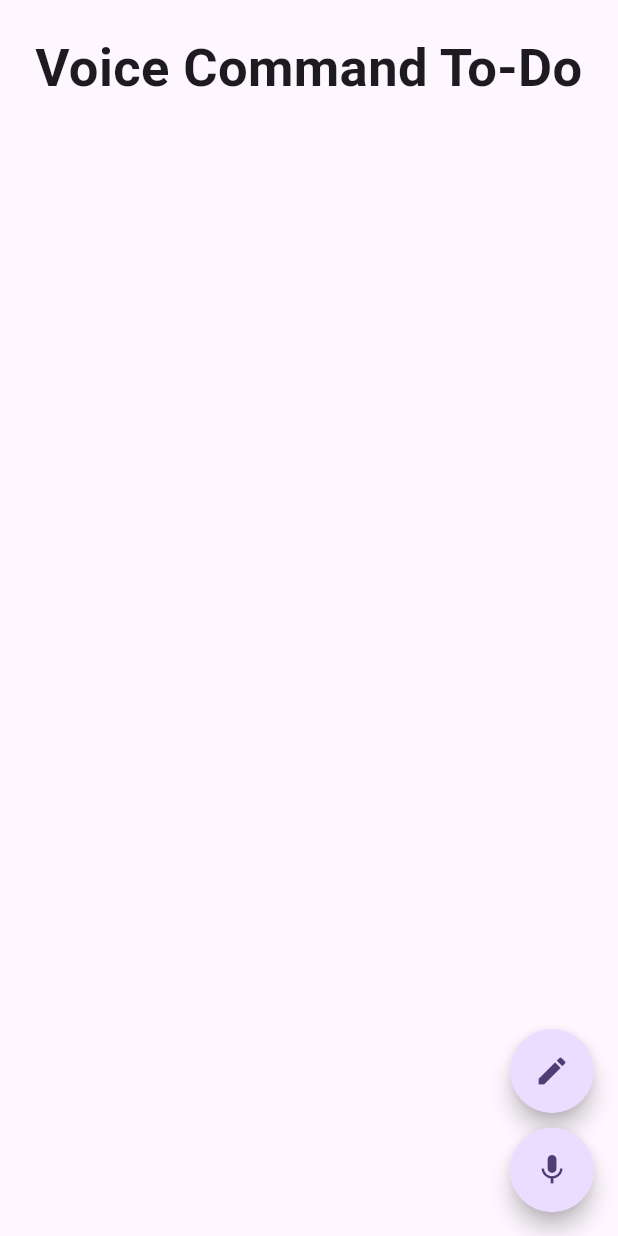
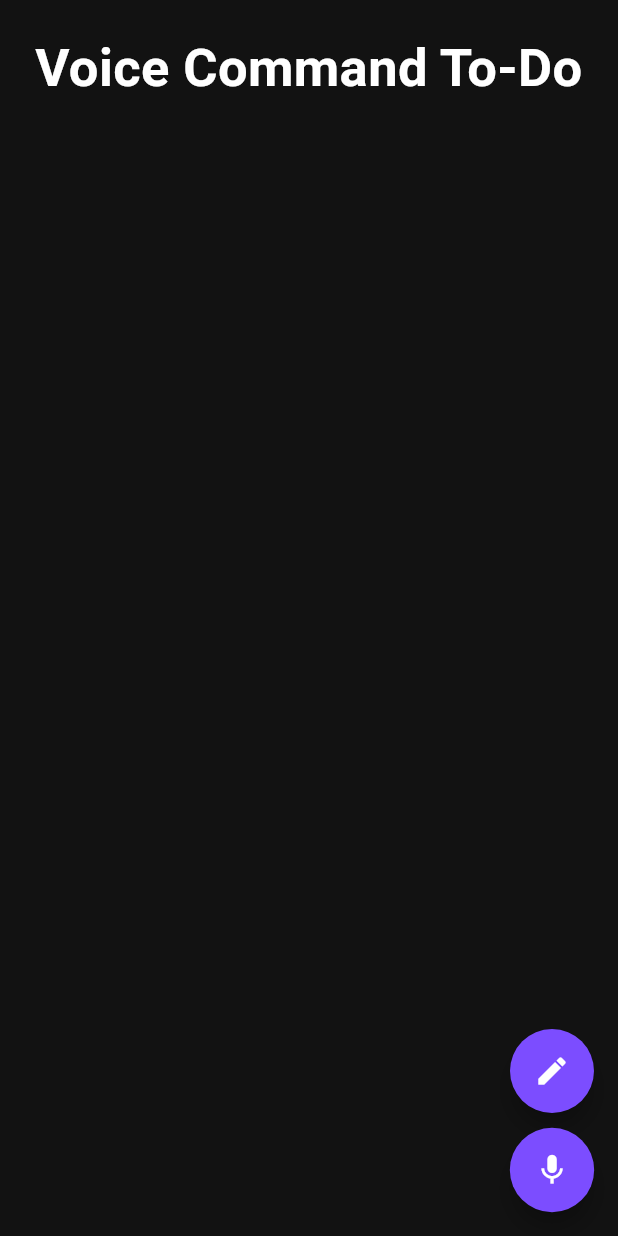
Before and after one commit to HusnaJaved241/voice_command_todo, a Flutter app: the screen it shows after launch, after a tap on the "mic" icon, on a phone screen of 412 x 824 dp. Run offline on Flutter 3.47's test engine with Material 3 defaults, Android fonts, the light colour scheme and no system bars; our stand-ins replace permission_handler, shared_preferences, speech_to_text.

Commit message:
dark theme added

```diff
--- a/lib/home_screen.dart
+++ b/lib/home_screen.dart
@@ -17,10 +17,12 @@
   final TextEditingController _taskController = TextEditingController();
   final List<TodoModel> _todos = [];
   final SpeechToText _speech = SpeechToText();
+
   late AnimationController _animationController;
   late Animation<double> _scaleAnimation;
 
   bool _isListening = false;
+  bool _taskAddedFromVoice = false;
   String _voiceInput = '';
 
   @override
@@ -109,23 +111,31 @@
       bool available = await _speech.initialize();
       if (!available) return;
 
-      setState(() => _isListening = true);
+      setState(() {
+        _isListening = true;
+        _taskAddedFromVoice = false; // Reset lock
+      });
       _animationController.repeat();
 
       _speech.listen(
         onResult: (result) {
           setState(() => _voiceInput = result.recognizedWords);
 
-          if (_voiceInput.toLowerCase().trim().endsWith("stop")) {
+          if (_voiceInput.toLowerCase().trim().endsWith("stop") && !_taskAddedFromVoice) {
             _speech.stop();
             _animationController.stop();
             setState(() => _isListening = false);
 
-            final cleanText =
-                _voiceInput.replaceAll(RegExp(r'\bstop\b\$'), '').trim();
+            final cleanText = _voiceInput.replaceAll(RegExp(r'\bstop\b', caseSensitive: false), '').trim();
 
-            _addTask(cleanText);
-            setState(() => _voiceInput = '');
+            if (cleanText.isNotEmpty) {
+              _addTask(cleanText);
+            }
+
+            setState(() {
+              _voiceInput = '';
+              _taskAddedFromVoice = true; // Prevent double addition
+            });
           }
         },
       );
@@ -134,7 +144,6 @@
         if (status == "notListening") {
           _animationController.stop();
           setState(() => _isListening = false);
-          _saveTodosToPrefs();
         }
       };
     } else {
--- a/lib/main.dart
+++ b/lib/main.dart
@@ -1,21 +1,45 @@
+// In main.dart
 import 'package:flutter/material.dart';
 import 'package:voice_command_todo/home_screen.dart';
 
-void main() {
-  runApp(const MyApp());
-}
+void main() => runApp(MyApp());
 
 class MyApp extends StatelessWidget {
   const MyApp({super.key});
 
-  // This widget is the root of your application.
   @override
   Widget build(BuildContext context) {
     return MaterialApp(
-      title: 'Flutter Demo',
+      title: 'Voice Command Todo',
       debugShowCheckedModeBanner: false,
-      theme: ThemeData(
-        colorScheme: ColorScheme.fromSeed(seedColor: Colors.deepPurple),
+      theme: ThemeData.dark().copyWith(
+        colorScheme: ColorScheme.dark(
+          primary: Colors.deepPurpleAccent,
+          secondary: Colors.tealAccent,
+          surface: const Color(0xFF121212),
+          background: const Color(0xFF121212),
+        ),
+        scaffoldBackgroundColor: const Color(0xFF121212),
+        cardTheme: CardTheme(
+          color: const Color(0xFF1E1E1E),
+          elevation: 4,
+          shape: RoundedRectangleBorder(
+            borderRadius: BorderRadius.circular(12),
+          ),
+          margin: const EdgeInsets.symmetric(vertical: 8),
+        ),
+        floatingActionButtonTheme: FloatingActionButtonThemeData(
+          backgroundColor: Colors.deepPurpleAccent,
+          foregroundColor: Colors.white,
+        ),
+        textTheme: TextTheme(
+          headlineMedium: TextStyle(
+            fontSize: 28,
+            fontWeight: FontWeight.bold,
+            color: Colors.tealAccent,
+          ),
+          bodyLarge: const TextStyle(fontSize: 16),
+        ),
       ),
       home: HomeScreen(),
     );
--- a/lib/todo_model.dart
+++ b/lib/todo_model.dart
@@ -1,6 +1,6 @@
 class TodoModel {
   final String title;
-  late final bool isDone;
+  bool isDone;
 
   TodoModel({required this.title, required this.isDone});
 
```
